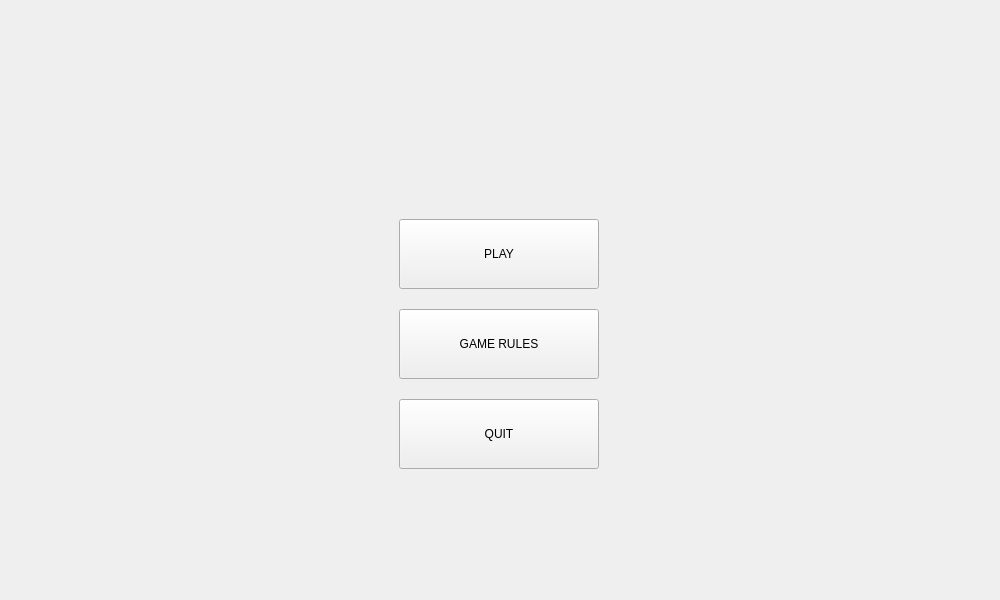
First picture: the form in TrafficExpress/mainwindow.ui, repository mitrovicmasa/traffic-express, before the edit.
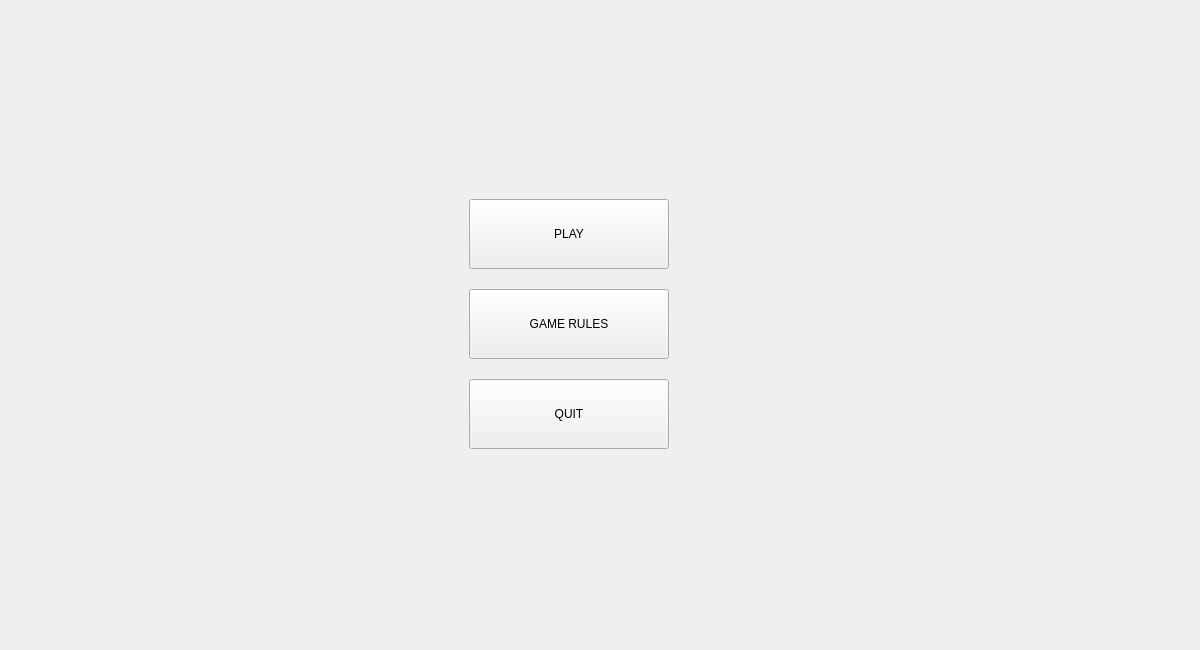
Second picture: the form after the edit. The open tabs and pages were chosen to show the change.

The edit to the form file:
```diff
--- a/TrafficExpress/mainwindow.ui
+++ b/TrafficExpress/mainwindow.ui
@@ -9,14 +9,20 @@
    <rect>
     <x>0</x>
     <y>0</y>
-    <width>1000</width>
-    <height>600</height>
+    <width>1200</width>
+    <height>650</height>
    </rect>
   </property>
   <property name="minimumSize">
    <size>
-    <width>1000</width>
-    <height>600</height>
+    <width>1200</width>
+    <height>650</height>
+   </size>
+  </property>
+  <property name="maximumSize">
+   <size>
+    <width>1200</width>
+    <height>650</height>
    </size>
   </property>
   <property name="windowTitle">
@@ -43,8 +49,8 @@
        <widget class="QPushButton" name="pbPlay">
         <property name="geometry">
          <rect>
-          <x>390</x>
-          <y>210</y>
+          <x>460</x>
+          <y>190</y>
           <width>200</width>
           <height>70</height>
          </rect>
@@ -52,34 +58,34 @@
         <property name="palette">
          <palette>
           <active>
-           <colorrole role="ButtonText">
+           <colorrole role="Button">
             <brush brushstyle="SolidPattern">
              <color alpha="255">
-              <red>102</red>
-              <green>102</green>
-              <blue>102</blue>
+              <red>205</red>
+              <green>94</green>
+              <blue>94</blue>
              </color>
             </brush>
            </colorrole>
           </active>
           <inactive>
-           <colorrole role="ButtonText">
+           <colorrole role="Button">
             <brush brushstyle="SolidPattern">
              <color alpha="255">
-              <red>0</red>
-              <green>0</green>
-              <blue>0</blue>
+              <red>239</red>
+              <green>239</green>
+              <blue>239</blue>
              </color>
             </brush>
            </colorrole>
           </inactive>
           <disabled>
-           <colorrole role="ButtonText">
+           <colorrole role="Button">
             <brush brushstyle="SolidPattern">
              <color alpha="255">
-              <red>190</red>
-              <green>190</green>
-              <blue>190</blue>
+              <red>205</red>
+              <green>94</green>
+              <blue>94</blue>
              </color>
             </brush>
            </colorrole>
@@ -96,8 +102,8 @@
        <widget class="QPushButton" name="pbGameRules">
         <property name="geometry">
          <rect>
-          <x>390</x>
-          <y>300</y>
+          <x>460</x>
+          <y>280</y>
           <width>200</width>
           <height>70</height>
          </rect>
@@ -105,34 +111,34 @@
         <property name="palette">
          <palette>
           <active>
-           <colorrole role="ButtonText">
+           <colorrole role="Button">
             <brush brushstyle="SolidPattern">
              <color alpha="255">
-              <red>102</red>
-              <green>102</green>
-              <blue>102</blue>
+              <red>205</red>
+              <green>94</green>
+              <blue>94</blue>
              </color>
             </brush>
            </colorrole>
           </active>
           <inactive>
-           <colorrole role="ButtonText">
+           <colorrole role="Button">
             <brush brushstyle="SolidPattern">
              <color alpha="255">
-              <red>0</red>
-              <green>0</green>
-              <blue>0</blue>
+              <red>239</red>
+              <green>239</green>
+              <blue>239</blue>
              </color>
             </brush>
            </colorrole>
           </inactive>
           <disabled>
-           <colorrole role="ButtonText">
+           <colorrole role="Button">
             <brush brushstyle="SolidPattern">
              <color alpha="255">
-              <red>190</red>
-              <green>190</green>
-              <blue>190</blue>
+              <red>205</red>
+              <green>94</green>
+              <blue>94</blue>
              </color>
             </brush>
            </colorrole>
@@ -146,8 +152,8 @@
        <widget class="QPushButton" name="pbQuit">
         <property name="geometry">
          <rect>
-          <x>390</x>
-          <y>390</y>
+          <x>460</x>
+          <y>370</y>
           <width>200</width>
           <height>70</height>
          </rect>
@@ -155,34 +161,34 @@
         <property name="palette">
          <palette>
           <active>
-           <colorrole role="ButtonText">
+           <colorrole role="Button">
             <brush brushstyle="SolidPattern">
              <color alpha="255">
-              <red>102</red>
-              <green>102</green>
-              <blue>102</blue>
+              <red>205</red>
+              <green>94</green>
+              <blue>94</blue>
              </color>
             </brush>
            </colorrole>
           </active>
           <inactive>
-           <colorrole role="ButtonText">
+           <colorrole role="Button">
             <brush brushstyle="SolidPattern">
              <color alpha="255">
-              <red>0</red>
-              <green>0</green>
-              <blue>0</blue>
+              <red>239</red>
+              <green>239</green>
+              <blue>239</blue>
              </color>
             </brush>
            </colorrole>
           </inactive>
           <disabled>
-           <colorrole role="ButtonText">
+           <colorrole role="Button">
             <brush brushstyle="SolidPattern">
              <color alpha="255">
-              <red>190</red>
-              <green>190</green>
-              <blue>190</blue>
+              <red>205</red>
+              <green>94</green>
+              <blue>94</blue>
              </color>
             </brush>
            </colorrole>
```
Left out of the diff: 168 changed lines with no effect on the pictures.
